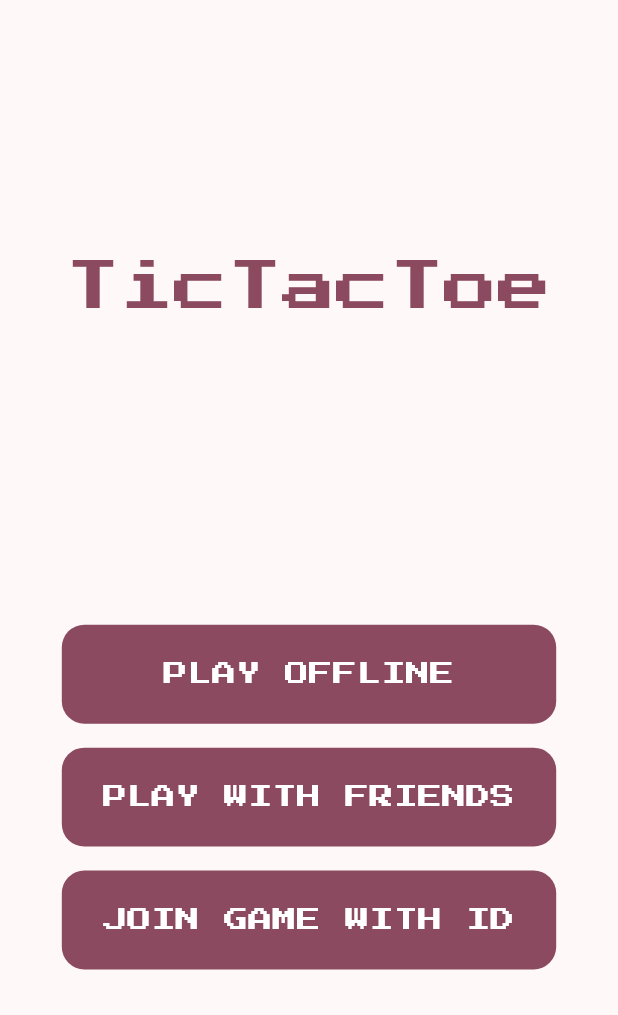
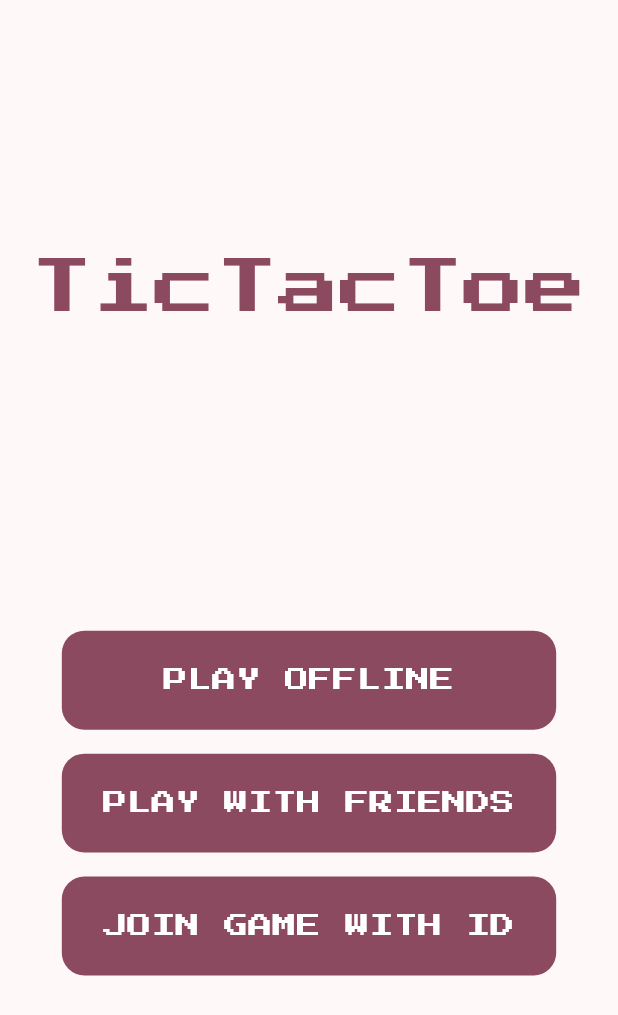
Before and after one commit to shamrat1/flutter_multiplayer_tictactoe, a Flutter app: the screen it shows after launch, on a phone screen of 412 x 824 dp. Shown: the top 1015 px of the screen. Run offline on Flutter 3.47's test engine with Material 3 defaults, Android fonts, the phone set to English and light mode, and no system bars; our stand-ins replace cloud_firestore, firebase_core, google_fonts; accounts and stored records are empty.

Commit message:
minor update

```diff
--- a/lib/screens/lobby_screen.dart
+++ b/lib/screens/lobby_screen.dart
@@ -15,10 +15,9 @@ class LobbyScreen extends StatelessWidget {
             padding: const EdgeInsets.only(bottom: 30.0),
             child: Text(
               "TicTacToe",
-              style: Theme.of(context)
-                  .textTheme
-                  .displaySmall!
-                  .copyWith(color: Theme.of(context).primaryColor),
+              style: Theme.of(context).textTheme.titleLarge!.copyWith(
+                  color: Theme.of(context).primaryColor,
+                  fontSize: MediaQuery.of(context).size.height * 0.050),
             ),
           ),
           SizedBox(
@@ -71,11 +70,13 @@ class LobbyScreen extends StatelessWidget {
                           ),
                           TextButton(
                             onPressed: () {
-                              print(_gameIdController.text.isEmpty);
                               if (_gameIdController.text.isEmpty) {
                                 ScaffoldMessenger.of(context).showSnackBar(
                                   const SnackBar(
-                                    content: Text("Enter Game ID to proceed."),
+                                    content: Text(
+                                      "Enter Game ID to proceed.",
+                                      textAlign: TextAlign.center,
+                                    ),
                                   ),
                                 );
                                 return;
```
Also changed, not shown: lib/screens/game_screen.dart (+9 -4 lines).
